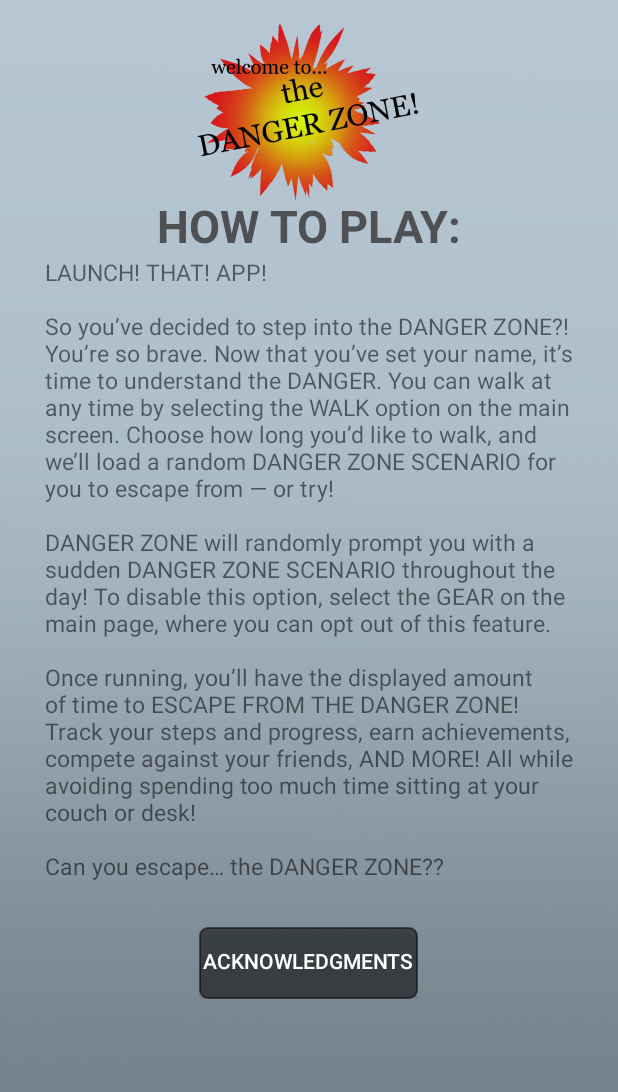
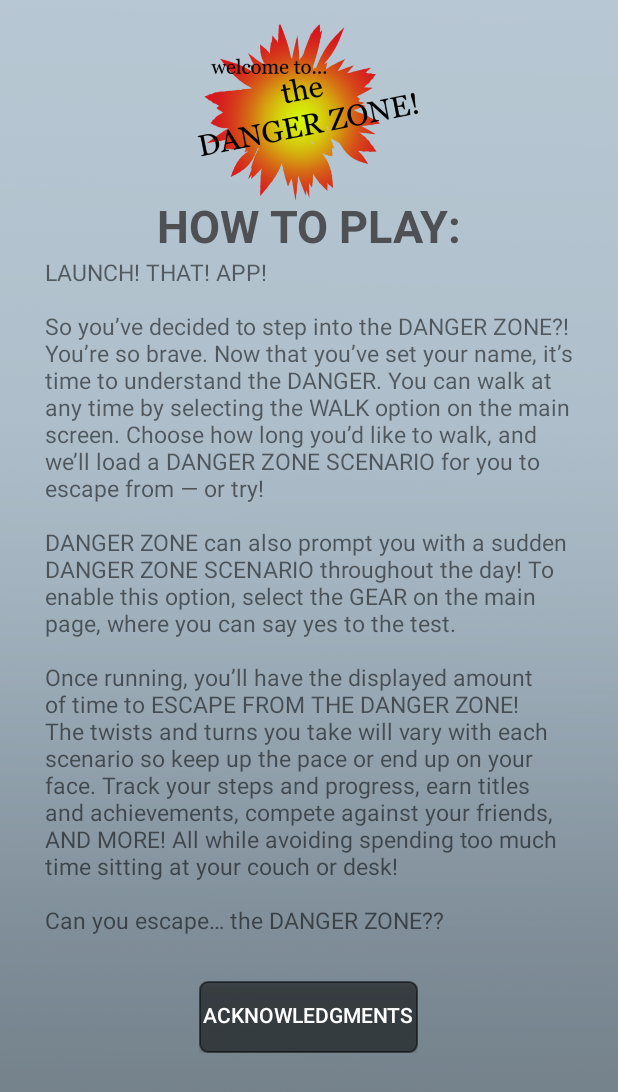
Before and after one commit to michelledlee/SittingInTheDangerZone, an Android app: the InformationInstructionsFragment screen opened directly, with no data from a screen before it, on a phone screen of 412 x 824 dp. Shown: the top 1092 px of the screen. Run offline under Robolectric (Android 15) with nearby library versions, the light colour scheme and no system bars.

Commit message:
Bug fixes, added more comments, made instructions more detailed

```diff
--- a/app/src/main/java/edu/neu/madcourse/michellelee/dangerzone/InformationInstructionsFragment.java
+++ b/app/src/main/java/edu/neu/madcourse/michellelee/dangerzone/InformationInstructionsFragment.java
@@ -17,7 +17,8 @@ import android.widget.Button;
  * includes links to information about the developers.
  */
 public class InformationInstructionsFragment extends AppCompatActivity {
-    private AlertDialog ackDialog;
+
+    private AlertDialog ackDialog; // Dialog to show the acknowledgements and developer notes
 
     @Override
     public void onCreate(Bundle savedInstanceState) {
--- a/app/src/main/java/edu/neu/madcourse/michellelee/dangerzone/MainActivity.java
+++ b/app/src/main/java/edu/neu/madcourse/michellelee/dangerzone/MainActivity.java
@@ -18,7 +18,6 @@ import android.view.View;
 import android.widget.Button;
 import android.widget.EditText;
 import android.widget.TextView;
-import android.widget.Toast;
 
 import com.google.firebase.database.DatabaseReference;
 import com.google.firebase.database.FirebaseDatabase;
@@ -139,7 +138,7 @@ public class MainActivity extends AppCompatActivity {
         // shared preferences for this instance's app
         startBuilder.setPositiveButton("OK", new DialogInterface.OnClickListener() {
             public void onClick(DialogInterface dialog, int which) {
-                // Get username information from the edit text and convert it to a string
+                // Get username information from the edit text and convert it to a string to set the user's name
                 StringBuilder userName = new StringBuilder();
                 userName.append(usernameEntry.getText());
                 String userNameString = userName.toString();
@@ -162,8 +161,6 @@ public class MainActivity extends AppCompatActivity {
                 editor.putInt("# achievements", 1);
                 editor.apply();
                 editor.putString("achievements", "Danger Seeker");
-                editor.apply();
-                editor.putString("achievement list", "Danger Seeker");
                 editor.apply();
                 editor.putInt("xp", 0);
                 editor.apply();
--- a/app/src/main/java/edu/neu/madcourse/michellelee/dangerzone/MainControlsFragment.java
+++ b/app/src/main/java/edu/neu/madcourse/michellelee/dangerzone/MainControlsFragment.java
@@ -1,7 +1,6 @@
 package edu.neu.madcourse.michellelee.dangerzone;
 
 import android.app.AlertDialog;
-import android.content.Intent;
 import android.os.Bundle;
 import android.support.v4.app.Fragment;
 import android.view.LayoutInflater;
--- a/app/src/main/java/edu/neu/madcourse/michellelee/dangerzone/WalkIntro.java
+++ b/app/src/main/java/edu/neu/madcourse/michellelee/dangerzone/WalkIntro.java
@@ -101,6 +101,9 @@ public class WalkIntro extends AppCompatActivity {
                 }
     };
 
+    /**
+     * Release the soundpool
+     */
     protected void onDestroy() {
         super.onDestroy();
         mSoundPool.release();
--- a/app/src/main/java/edu/neu/madcourse/michellelee/dangerzone/notifications/AlarmBootReceiver.java
+++ b/app/src/main/java/edu/neu/madcourse/michellelee/dangerzone/notifications/AlarmBootReceiver.java
@@ -5,8 +5,6 @@ import android.content.Context;
 import android.content.Intent;
 import android.content.SharedPreferences;
 import android.preference.PreferenceManager;
-
-import edu.neu.madcourse.michellelee.dangerzone.notifications.SettingsActivity;
 
 public class AlarmBootReceiver extends BroadcastReceiver {
     SharedPreferences preferences;
@@ -25,9 +23,6 @@ public class AlarmBootReceiver extends BroadcastReceiver {
             int interval = preferences.getInt("intervalMinutes", 30);
 
             switch (interval) {
-//                case 1: // 1 minute
-//                    NotificationHelper.scheduleRepeatingElapsedNotification1(context);
-//                    break;
                 case 15: // 15 minutes
                     NotificationHelper.scheduleRepeatingElapsedNotification15(context);
                     break;
--- a/app/src/main/res/values/strings.xml
+++ b/app/src/main/res/values/strings.xml
@@ -17,10 +17,10 @@
         - Awesome app by Michelle Lee and Bri Garbo.</string>
     <string name="instructions">LAUNCH! THAT! APP!\n
 \nSo you’ve decided to step into the DANGER ZONE?! You’re so brave. Now that you’ve set your name, it’s time to understand the DANGER.
-    You can walk at any time by selecting the WALK option on the main screen. Choose how long you’d like to walk, and we’ll load a random
-    DANGER ZONE SCENARIO for you to escape from — or try! \n
-\nDANGER ZONE will randomly prompt you with a sudden DANGER ZONE SCENARIO throughout the day! To disable this option, select the GEAR on the main page, where you can opt out of this feature. \n
-\nOnce running, you’ll have the displayed amount of time to ESCAPE FROM THE DANGER ZONE! Track your steps and progress, earn achievements, compete against your friends, AND MORE! All while avoiding spending too much time sitting at your couch or desk!\n
+    You can walk at any time by selecting the WALK option on the main screen. Choose how long you’d like to walk, and we’ll load a DANGER ZONE SCENARIO for you to escape from — or try! \n
+\nDANGER ZONE can also prompt you with a sudden DANGER ZONE SCENARIO throughout the day! To enable this option, select the GEAR on the main page, where you can say yes to the test. \n
+\nOnce running, you’ll have the displayed amount of time to ESCAPE FROM THE DANGER ZONE! The twists and turns you take will vary with each scenario so keep up the pace or end up on your face.
+        Track your steps and progress, earn titles and achievements, compete against your friends, AND MORE! All while avoiding spending too much time sitting at your couch or desk!\n
 \nCan you escape… the DANGER ZONE??</string>
     <string name="information">HOW TO PLAY:</string>
     <string name="ok_label">OK</string>
@@ -56,7 +56,8 @@
         or during a meeting. Most people would turn off their phones completely, put them on silent, etc.\n\n
 
         <b>Future Improvements:</b>\n
-        The following is a list of improvements that we would want to implement for an app for full release later on.
+        The following is a list of improvements that we would want to implement for an app for full release later on.\n
+        - Add more levels as the game is currently capped at level 5.
         - Add more scenarios in future releases so that they could be randomly selected by the app and would
         be more interesting for the user.\n
         - Add more achievements to the game to keep the interest level in the game higher. Things like achievements
```
Also changed, not shown: app/src/main/java/edu/neu/madcourse/michellelee/dangerzone/EndWalk.java (+26 -28 lines), app/src/main/java/edu/neu/madcourse/michellelee/dangerzone/UserProfileActivity.java (+7 -8 lines), app/src/main/java/edu/neu/madcourse/michellelee/dangerzone/WalkActivity.java (+15 -6 lines), app/src/main/java/edu/neu/madcourse/michellelee/dangerzone/notifications/NotificationHelper.java (+0 -24 lines), app/src/main/java/edu/neu/madcourse/michellelee/dangerzone/realtimeDatabase/FriendsList.java (+43 -54 lines). Lines whose indentation alone changed are shown as unchanged.
